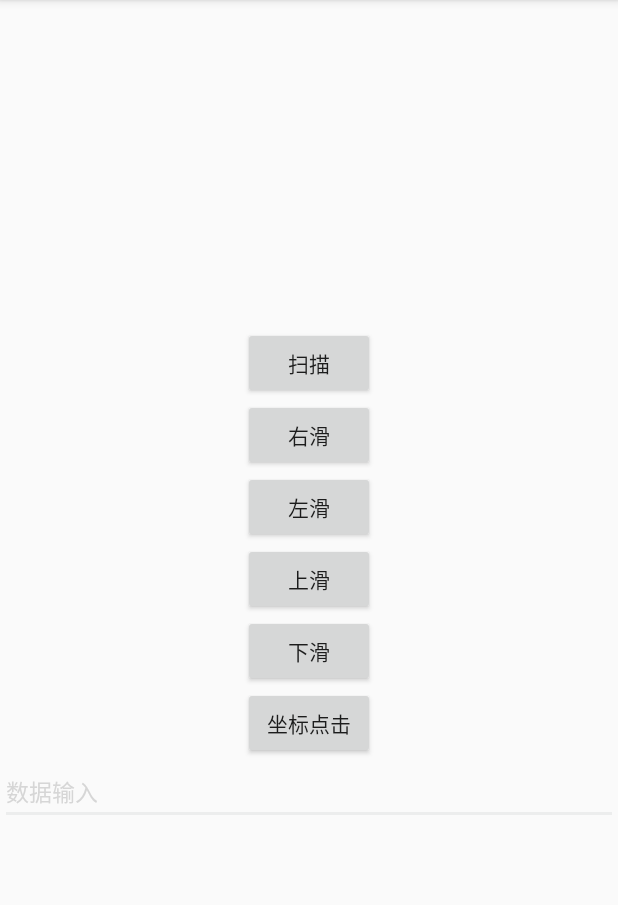
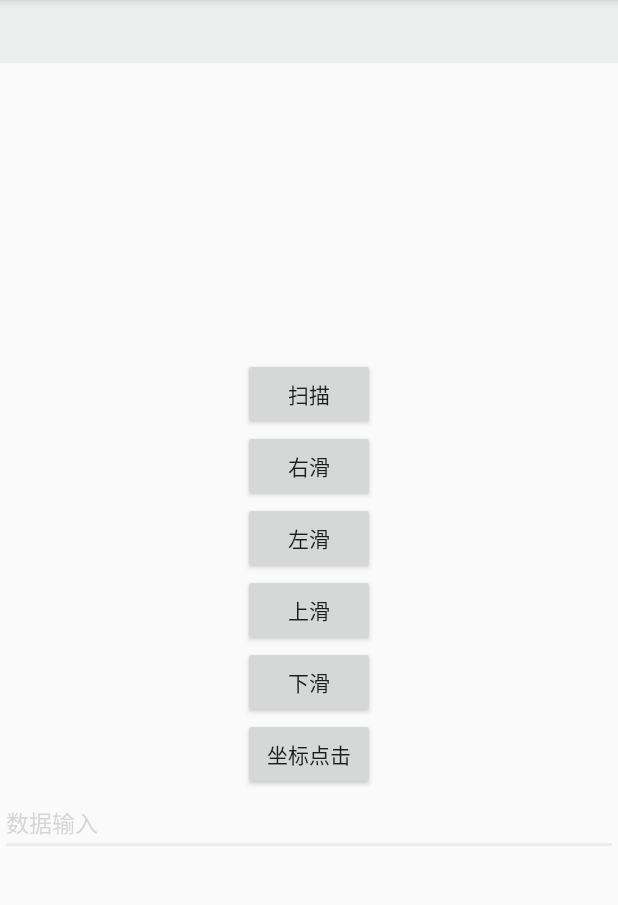
Before and after one commit to Greeyzyang/IDT, an Android app: the JsonDeviceActivity screen opened directly, with no data from a screen before it, on a phone screen of 412 x 824 dp, the part 84-989 px from its top. Run offline under Robolectric (Android 15) with nearby library versions, the phone set to English and light mode, and no system bars; our stand-ins replace ButterKnife; libraries missing offline, so code that uses them is left out: com.ryeex.band, com.ryeex.ble; 5 statements that could not run were skipped.

```diff
--- a/bandDemo/src/main/java/com/ryeex/sdkband/PbDeviceActivity.java
+++ b/bandDemo/src/main/java/com/ryeex/sdkband/PbDeviceActivity.java
@@ -171,6 +171,8 @@ public class PbDeviceActivity extends AppCompatActivity {
 
         if (DeviceManager.getInstance().isLogin()) {
             setDeviceConnectStatus("已连接");
+        } else {
+            setDeviceConnectStatus("未连接");
         }
     }
 
--- a/bandDemo/src/main/res/layout/activity_developer.xml
+++ b/bandDemo/src/main/res/layout/activity_developer.xml
@@ -1,13 +1,28 @@
 <?xml version="1.0" encoding="utf-8"?>
 <LinearLayout xmlns:android="http://schemas.android.com/apk/res/android"
     xmlns:app="http://schemas.android.com/apk/res-auto"
-    xmlns:tools="http://schemas.android.com/tools"
     android:layout_width="match_parent"
     android:layout_height="match_parent"
-    tools:context="com.ryeex.sdkband.MainActivity"
-    android:orientation="vertical"
-    android:gravity="center">
+    android:orientation="vertical">
 
+
+    <TextView
+        android:id="@+id/tv_connect_status"
+        android:layout_width="match_parent"
+        android:layout_height="wrap_content"
+        android:background="#FFECEDED"
+        android:gravity="center"
+        android:padding="10dp"
+        android:textSize="16sp"
+        app:layout_constraintEnd_toEndOf="parent"
+        app:layout_constraintStart_toStartOf="parent"
+        app:layout_constraintTop_toTopOf="parent" />
+
+    <LinearLayout
+        android:layout_width="match_parent"
+        android:layout_height="match_parent"
+        android:gravity="center"
+        android:orientation="vertical">
 
         <Button
             android:id="@+id/btn_scan"
@@ -57,3 +72,4 @@
             app:layout_constraintStart_toStartOf="parent" />
 
     </LinearLayout>
+</LinearLayout>
```
Also changed, not shown: bandDemo/src/main/java/com/ryeex/sdkband/JsonDeviceActivity.java (+125 -199 lines). Lines whose indentation alone changed are shown as unchanged.
